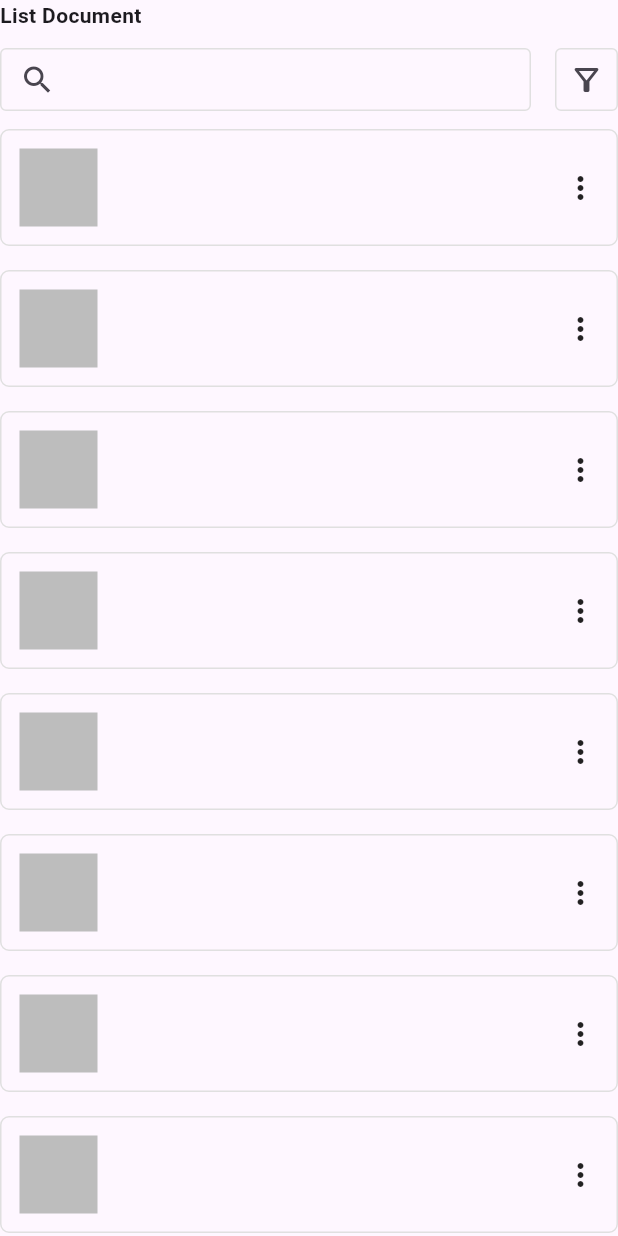
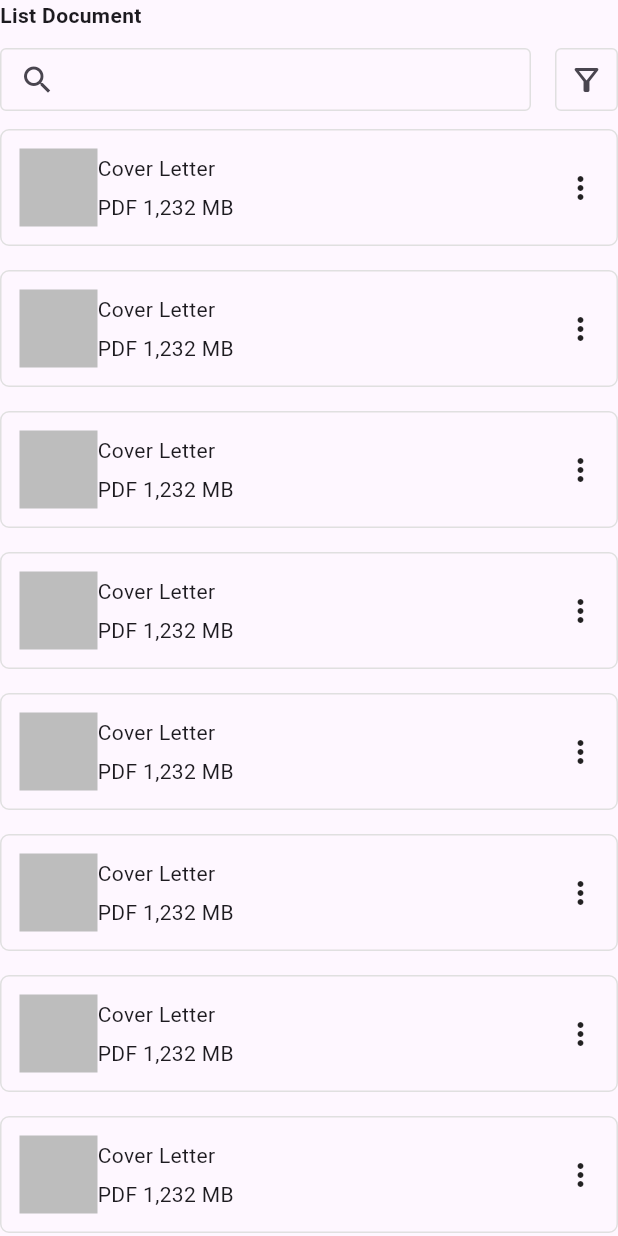
Before and after one commit to JAICHANGPARK/flutter_notebook_chapter_43, a Flutter app: the EmployeeDocumentsWidget widget shown alone on an empty page, opened directly, on a phone screen of 412 x 824 dp. Run offline on Flutter 3.47's test engine with Material 3 defaults, Android fonts, the phone set to English and light mode, and no system bars; our stand-ins replace gap, hugeicons, percent_indicator.

Commit message:
Update employee_documents_widget.dart

```diff
--- a/lib/ep2178_employee_app/ui/employee_documents_widget.dart
+++ b/lib/ep2178_employee_app/ui/employee_documents_widget.dart
@@ -82,7 +82,12 @@ class _EmployeeDocumentsWidgetState extends State<EmployeeDocumentsWidget> {
                     ),
                     Expanded(
                       child: Column(
-                        children: [],
+                        crossAxisAlignment: CrossAxisAlignment.start,
+                        spacing: 6,
+                        children: [
+                          Text("Cover Letter"),
+                          Text("PDF 1,232 MB")
+                        ],
                       ),
                     ),
                     Icon(
```
